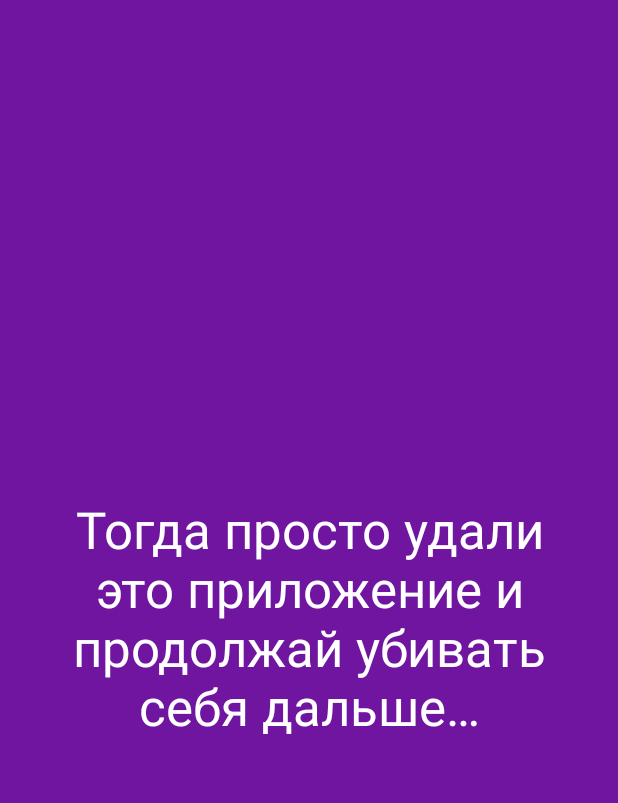
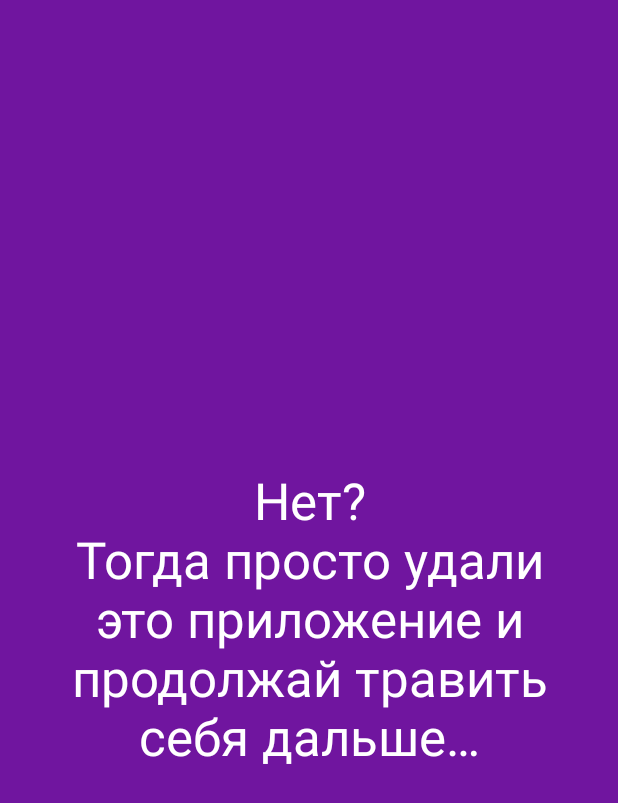
Before and after one commit to ababinok/stopdrinking, an Android app: the NoActivity screen opened directly, with no data from a screen before it, on a phone screen of 412 x 824 dp. Shown: the top 803 px of the screen. Run offline under Robolectric (Android 15) with nearby library versions, the light colour scheme and no system bars.

Commit message:
first commit

```diff
--- a/app/build.gradle
+++ b/app/build.gradle
@@ -6,7 +6,7 @@ android {
         applicationId 'com.ofnicon.stopdrinking'
         minSdkVersion 19
         targetSdkVersion 28
-        versionCode 2
+        versionCode 3
         versionName "1.0"
     }
     buildTypes {
--- a/app/src/main/res/values/strings.xml
+++ b/app/src/main/res/values/strings.xml
@@ -3,7 +3,7 @@
     <string name="main_question">Хочешь\nбросить\nпить?</string>
     <string name="yes">ДА</string>
     <string name="no">НЕТ</string>
-    <string name="no_text">Тогда просто удали это приложение и продолжай убивать себя дальше…</string>
+    <string name="no_text">Нет?\nТогда просто удали это приложение и продолжай травить себя дальше…</string>
     <string name="yes_text">Отлично!\n\n
         Первый шаг к цели сделан.\n
         Что дальше?\n
```
Also changed, not shown: 2 other files.
